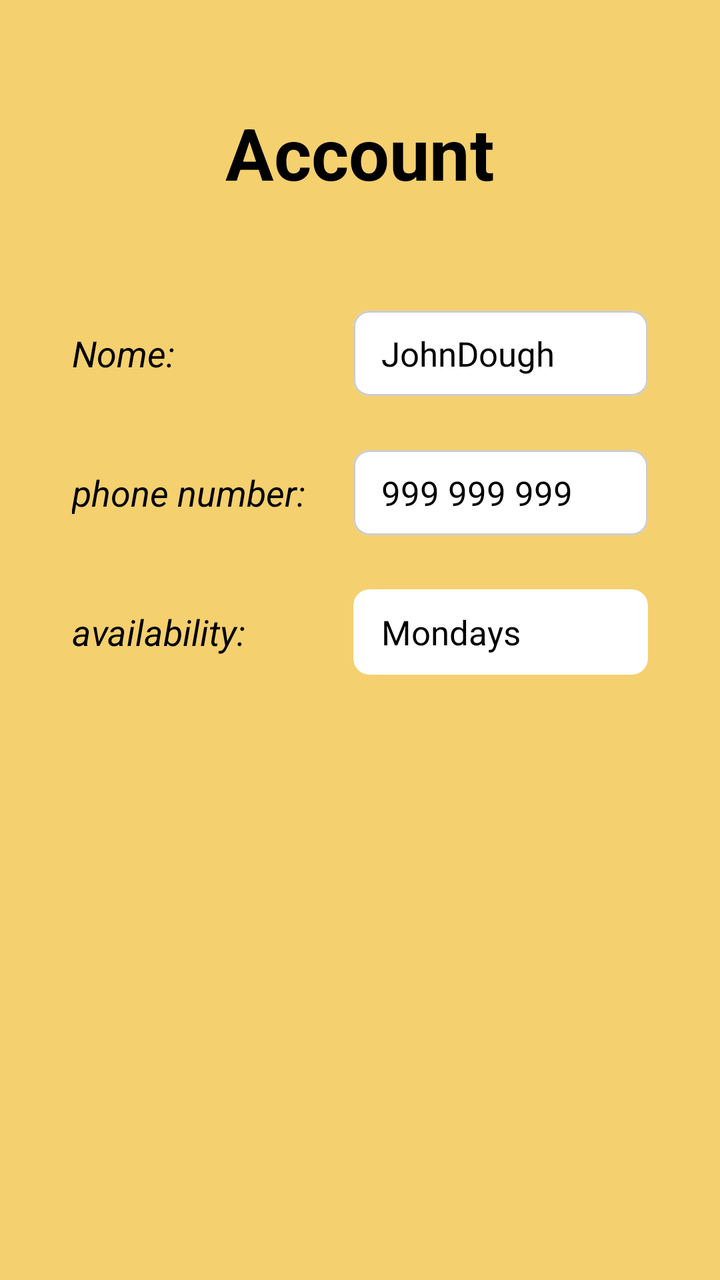
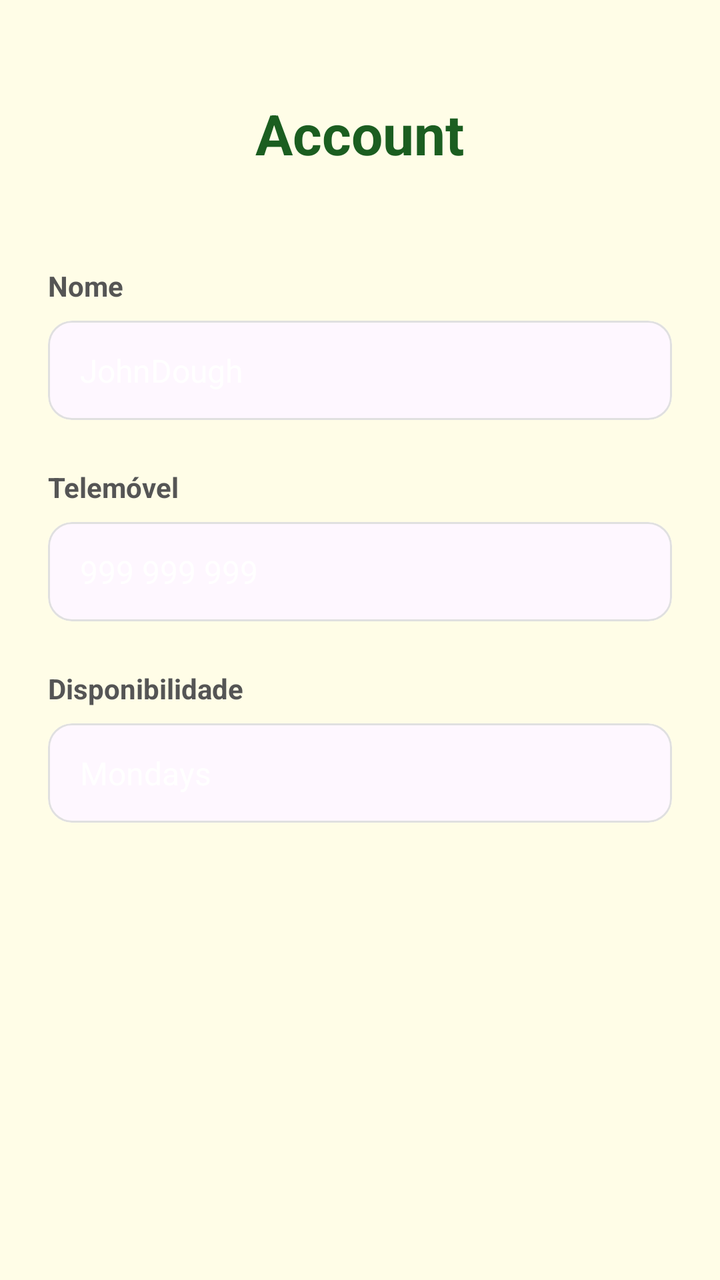

Screens rendered from an Android XML layout before and after an edit, with the pre-edit source and the edit as a unified diff.
<!-- AndroidManifest.xml: application theme Theme.PrimeiraApp -->
<!-- res/layout/activity_account_page.xml -->
<?xml version="1.0" encoding="utf-8"?>
<androidx.constraintlayout.widget.ConstraintLayout xmlns:android="http://schemas.android.com/apk/res/android"
    xmlns:app="http://schemas.android.com/apk/res-auto"
    xmlns:tools="http://schemas.android.com/tools"
    android:id="@+id/main"
    android:layout_width="match_parent"
    android:layout_height="match_parent"
    android:background="#F4D06F"
    android:padding="20dp"
    tools:context=".AccountPage">


    <TextView
        android:id="@+id/textView3"
        android:layout_width="wrap_content"
        android:layout_height="wrap_content"
        android:layout_marginTop="32dp"
        android:text="Account"
        android:textColor="@color/black"
        android:textSize="36sp"
        android:textStyle="bold"
        app:layout_constraintEnd_toEndOf="parent"
        app:layout_constraintStart_toStartOf="parent"
        app:layout_constraintTop_toTopOf="parent" />

    <TextView
        android:id="@+id/noMatter"
        android:layout_width="wrap_content"
        android:layout_height="wrap_content"
        android:layout_marginStart="16dp"
        android:layout_marginTop="64dp"
        android:text="Nome:"
        android:textColor="@color/black"
        android:textSize="18sp"
        android:textStyle="italic"
        app:layout_constraintStart_toStartOf="parent"
        app:layout_constraintTop_toBottomOf="@id/textView3" />

    <com.google.android.material.card.MaterialCardView
        android:id="@+id/cardName"
        android:layout_width="0dp"
        android:layout_height="wrap_content"
        android:layout_marginStart="24dp"
        android:layout_marginEnd="16dp"
        app:cardBackgroundColor="#FFFFFF"
        app:cardCornerRadius="8dp"
        app:cardElevation="0dp"
        app:strokeColor="#CCCCCC"
        app:strokeWidth="1dp"
        app:layout_constraintBottom_toBottomOf="@id/noMatter"
        app:layout_constraintEnd_toEndOf="parent"
        app:layout_constraintStart_toEndOf="@id/barrierLabels"
        app:layout_constraintTop_toTopOf="@id/noMatter">

        <TextView
            android:id="@+id/name"
            android:layout_width="match_parent"
            android:layout_height="wrap_content"
            android:paddingHorizontal="14dp"
            android:paddingVertical="10dp"
            android:text="JohnDough"
            android:textColor="@color/black"
            android:textSize="17sp" />
    </com.google.android.material.card.MaterialCardView>

    <TextView
        android:id="@+id/noMatter2"
        android:layout_width="wrap_content"
        android:layout_height="wrap_content"
        android:layout_marginStart="16dp"
        android:layout_marginTop="36dp"
        android:text="phone number:"
        android:textColor="@color/black"
        android:textSize="18sp"
        android:textStyle="italic"
        app:layout_constraintStart_toStartOf="parent"
        app:layout_constraintTop_toBottomOf="@id/cardName" />

    <com.google.android.material.card.MaterialCardView
        android:id="@+id/cardPhone"
        android:layout_width="0dp"
        android:layout_height="wrap_content"
        android:layout_marginStart="24dp"
        android:layout_marginEnd="16dp"
        app:cardBackgroundColor="#FFFFFF"
        app:cardCornerRadius="8dp"
        app:cardElevation="0dp"
        app:strokeColor="#CCCCCC"
        app:strokeWidth="1dp"
        app:layout_constraintBottom_toBottomOf="@id/noMatter2"
        app:layout_constraintEnd_toEndOf="parent"
        app:layout_constraintStart_toEndOf="@id/barrierLabels"
        app:layout_constraintTop_toTopOf="@id/noMatter2">

        <TextView
            android:id="@+id/phonenumber"
            android:layout_width="match_parent"
            android:layout_height="wrap_content"
            android:paddingHorizontal="14dp"
            android:paddingVertical="10dp"
            android:text="999 999 999"
            android:textColor="@color/black"
            android:textSize="17sp" />
    </com.google.android.material.card.MaterialCardView>

    <TextView
        android:id="@+id/noMatter3"
        android:layout_width="wrap_content"
        android:layout_height="wrap_content"
        android:layout_marginStart="16dp"
        android:layout_marginTop="36dp"
        android:text="availability:"
        android:textColor="@color/black"
        android:textSize="18sp"
        android:textStyle="italic"
        app:layout_constraintStart_toStartOf="parent"
        app:layout_constraintTop_toBottomOf="@id/cardPhone" />

    <com.google.android.material.card.MaterialCardView
        android:id="@+id/cardAvailability"
        android:layout_width="0dp"
        android:layout_height="wrap_content"
        android:layout_marginStart="24dp"
        android:layout_marginEnd="16dp"
        app:cardBackgroundColor="#FFFFFF"
        app:cardCornerRadius="8dp"
        app:cardElevation="0dp"
        app:strokeColor="#CCCCCC"
        app:strokeWidth="0dp"
        app:layout_constraintBottom_toBottomOf="@id/noMatter3"
        app:layout_constraintEnd_toEndOf="parent"
        app:layout_constraintStart_toEndOf="@id/barrierLabels"
        app:layout_constraintTop_toTopOf="@id/noMatter3">

        <TextView
            android:id="@+id/availability"
            android:layout_width="match_parent"
            android:layout_height="wrap_content"
            android:paddingHorizontal="14dp"
            android:paddingVertical="10dp"
            android:text="Mondays"
            android:textColor="@color/black"
            android:textSize="17sp" />
    </com.google.android.material.card.MaterialCardView>

    <androidx.constraintlayout.widget.Barrier
        android:id="@+id/barrierLabels"
        android:layout_width="wrap_content"
        android:layout_height="wrap_content"
        app:barrierDirection="end"
        app:constraint_referenced_ids="noMatter,noMatter2,noMatter3" />

</androidx.constraintlayout.widget.ConstraintLayout>
<!-- resources referenced by this layout -->
<resources>
  <color name="black">#FF000000</color>
  <style name="Theme.PrimeiraApp" parent="Base.Theme.PrimeiraApp" />
  <style name="Base.Theme.PrimeiraApp" parent="Theme.Material3.DayNight.NoActionBar">
          
          
      </style>
</resources>

<!-- the commit's change to res/layout/activity_account_page.xml (unified diff, before → after) -->
@@ -1,153 +1,139 @@
-<?xml version="1.0" encoding="utf-8"?>
-<androidx.constraintlayout.widget.ConstraintLayout xmlns:android="http://schemas.android.com/apk/res/android"
-    xmlns:app="http://schemas.android.com/apk/res-auto"
-    xmlns:tools="http://schemas.android.com/tools"
+<ScrollView xmlns:android="http://schemas.android.com/apk/res/android"
     android:id="@+id/main"
     android:layout_width="match_parent"
     android:layout_height="match_parent"
-    android:background="#F4D06F"
-    android:padding="20dp"
-    tools:context=".AccountPage">
+    android:background="@color/background"
+    android:fillViewport="true"
+    >
+
+    <LinearLayout
+        android:layout_width="match_parent"
+        android:layout_height="wrap_content"
+        android:orientation="vertical"
+        android:padding="24dp">
 
 
-    <TextView
-        android:id="@+id/textView3"
-        android:layout_width="wrap_content"
-        android:layout_height="wrap_content"
-        android:layout_marginTop="32dp"
-        android:text="Account"
-        android:textColor="@color/black"
-        android:textSize="36sp"
-        android:textStyle="bold"
-        app:layout_constraintEnd_toEndOf="parent"
-        app:layout_constraintStart_toStartOf="parent"
-        app:layout_constraintTop_toTopOf="parent" />
+        <TextView
+            android:layout_width="wrap_content"
+            android:layout_height="wrap_content"
+            android:layout_gravity="center_horizontal"
+            android:layout_marginTop="24dp"
+            android:text="Account"
+            android:textColor="@color/text_primary"
+            android:textSize="28sp"
+            android:textStyle="bold" />
 
-    <TextView
-        android:id="@+id/noMatter"
-        android:layout_width="wrap_content"
-        android:layout_height="wrap_content"
-        android:layout_marginStart="16dp"
-        android:layout_marginTop="64dp"
-        android:text="Nome:"
-        android:textColor="@color/black"
-        android:textSize="18sp"
-        android:textStyle="italic"
-        app:layout_constraintStart_toStartOf="parent"
-        app:layout_constraintTop_toBottomOf="@id/textView3" />
-
-    <com.google.android.material.card.MaterialCardView
-        android:id="@+id/cardName"
-        android:layout_width="0dp"
-        android:layout_height="wrap_content"
-        android:layout_marginStart="24dp"
-        android:layout_marginEnd="16dp"
-        app:cardBackgroundColor="#FFFFFF"
-        app:cardCornerRadius="8dp"
-        app:cardElevation="0dp"
-        app:strokeColor="#CCCCCC"
-        app:strokeWidth="1dp"
-        app:layout_constraintBottom_toBottomOf="@id/noMatter"
-        app:layout_constraintEnd_toEndOf="parent"
-        app:layout_constraintStart_toEndOf="@id/barrierLabels"
-        app:layout_constraintTop_toTopOf="@id/noMatter">
+        <View
+            android:layout_width="0dp"
+            android:layout_height="48dp" />
 
         <TextView
-            android:id="@+id/name"
+            android:layout_width="wrap_content"
+            android:layout_height="wrap_content"
+            android:text="Nome"
+            android:textColor="@color/text_secondary"
+            android:textSize="14sp"
+            android:textStyle="bold" />
+
+        <View
+            android:layout_width="0dp"
+            android:layout_height="8dp" />
+
+        <com.google.android.material.card.MaterialCardView
             android:layout_width="match_parent"
             android:layout_height="wrap_content"
-            android:paddingHorizontal="14dp"
-            android:paddingVertical="10dp"
-            android:text="JohnDough"
-            android:textColor="@color/black"
-            android:textSize="17sp" />
-    </com.google.android.material.card.MaterialCardView>
+            app:cardCornerRadius="12dp"
+            app:cardElevation="0dp"
+            app:strokeColor="#E0E0E0"
+            app:strokeWidth="1dp"
+            xmlns:app="http://schemas.android.com/apk/res-auto">
 
-    <TextView
-        android:id="@+id/noMatter2"
-        android:layout_width="wrap_content"
-        android:layout_height="wrap_content"
-        android:layout_marginStart="16dp"
-        android:layout_marginTop="36dp"
-        android:text="phone number:"
-        android:textColor="@color/black"
-        android:textSize="18sp"
-        android:textStyle="italic"
-        app:layout_constraintStart_toStartOf="parent"
-        app:layout_constraintTop_toBottomOf="@id/cardName" />
+            <TextView
+                android:id="@+id/name"
+                android:layout_width="match_parent"
+                android:layout_height="wrap_content"
+                android:paddingHorizontal="16dp"
+                android:paddingVertical="14dp"
+                android:text="JohnDough"
+                android:textColor="@color/white"
+                android:textSize="16sp" />
 
-    <com.google.android.material.card.MaterialCardView
-        android:id="@+id/cardPhone"
-        android:layout_width="0dp"
-        android:layout_height="wrap_content"
-        android:layout_marginStart="24dp"
-        android:layout_marginEnd="16dp"
-        app:cardBackgroundColor="#FFFFFF"
-        app:cardCornerRadius="8dp"
-        app:cardElevation="0dp"
-        app:strokeColor="#CCCCCC"
-        app:strokeWidth="1dp"
-        app:layout_constraintBottom_toBottomOf="@id/noMatter2"
-        app:layout_constraintEnd_toEndOf="parent"
-        app:layout_constraintStart_toEndOf="@id/barrierLabels"
-        app:layout_constraintTop_toTopOf="@id/noMatter2">
+        </com.google.android.material.card.MaterialCardView>
+
+        <View
+            android:layout_width="0dp"
+            android:layout_height="24dp" />
 
         <TextView
-            android:id="@+id/phonenumber"
+            android:layout_width="wrap_content"
+            android:layout_height="wrap_content"
+            android:text="Telemóvel"
+            android:textColor="@color/text_secondary"
+            android:textSize="14sp"
+            android:textStyle="bold" />
+
+        <View
+            android:layout_width="0dp"
+            android:layout_height="8dp" />
+
+        <com.google.android.material.card.MaterialCardView
             android:layout_width="match_parent"
             android:layout_height="wrap_content"
-            android:paddingHorizontal="14dp"
-            android:paddingVertical="10dp"
-            android:text="999 999 999"
-            android:textColor="@color/black"
-            android:textSize="17sp" />
-    </com.google.android.material.card.MaterialCardView>
+            app:cardCornerRadius="12dp"
+            app:cardElevation="0dp"
+            app:strokeColor="#E0E0E0"
+            app:strokeWidth="1dp"
+            xmlns:app="http://schemas.android.com/apk/res-auto">
 
-    <TextView
-        android:id="@+id/noMatter3"
-        android:layout_width="wrap_content"
-        android:layout_height="wrap_content"
-        android:layout_marginStart="16dp"
-        android:layout_marginTop="36dp"
-        android:text="availability:"
-        android:textColor="@color/black"
-        android:textSize="18sp"
-        android:textStyle="italic"
-        app:layout_constraintStart_toStartOf="parent"
-        app:layout_constraintTop_toBottomOf="@id/cardPhone" />
+            <TextView
+                android:id="@+id/phonenumber"
+                android:layout_width="match_parent"
+                android:layout_height="wrap_content"
+                android:paddingHorizontal="16dp"
+                android:paddingVertical="14dp"
+                android:text="999 999 999"
+                android:textColor="@color/white"
+                android:textSize="16sp" />
 
-    <com.google.android.material.card.MaterialCardView
-        android:id="@+id/cardAvailability"
-        android:layout_width="0dp"
-        android:layout_height="wrap_content"
-        android:layout_marginStart="24dp"
-        android:layout_marginEnd="16dp"
-        app:cardBackgroundColor="#FFFFFF"
-        app:cardCornerRadius="8dp"
-        app:cardElevation="0dp"
-        app:strokeColor="#CCCCCC"
-        app:strokeWidth="0dp"
-        app:layout_constraintBottom_toBottomOf="@id/noMatter3"
-        app:layout_constraintEnd_toEndOf="parent"
-        app:layout_constraintStart_toEndOf="@id/barrierLabels"
-        app:layout_constraintTop_toTopOf="@id/noMatter3">
+        </com.google.android.material.card.MaterialCardView>
+
+        <View
+            android:layout_width="0dp"
+            android:layout_height="24dp" />
 
         <TextView
-            android:id="@+id/availability"
+            android:layout_width="wrap_content"
+            android:layout_height="wrap_content"
+            android:text="Disponibilidade"
+            android:textColor="@color/text_secondary"
+            android:textSize="14sp"
+            android:textStyle="bold" />
+
+        <View
+            android:layout_width="0dp"
+            android:layout_height="8dp" />
+
+        <com.google.android.material.card.MaterialCardView
             android:layout_width="match_parent"
             android:layout_height="wrap_content"
-            android:paddingHorizontal="14dp"
-            android:paddingVertical="10dp"
-            android:text="Mondays"
-            android:textColor="@color/black"
-            android:textSize="17sp" />
-    </com.google.android.material.card.MaterialCardView>
+            app:cardCornerRadius="12dp"
+            app:cardElevation="0dp"
+            app:strokeColor="#E0E0E0"
+            app:strokeWidth="1dp"
+            xmlns:app="http://schemas.android.com/apk/res-auto">
 
-    <androidx.constraintlayout.widget.Barrier
-        android:id="@+id/barrierLabels"
-        android:layout_width="wrap_content"
-        android:layout_height="wrap_content"
-        app:barrierDirection="end"
-        app:constraint_referenced_ids="noMatter,noMatter2,noMatter3" />
+            <TextView
+                android:id="@+id/availability"
+                android:layout_width="match_parent"
+                android:layout_height="wrap_content"
+                android:paddingHorizontal="16dp"
+                android:paddingVertical="14dp"
+                android:text="Mondays"
+                android:textColor="@color/white"
+                android:textSize="16sp" />
 
-</androidx.constraintlayout.widget.ConstraintLayout>
+        </com.google.android.material.card.MaterialCardView>
+
+    </LinearLayout>
+
+</ScrollView>
<!-- resource entries referenced after the edit -->
@@ -1,10 +1,23 @@
 <!-- resources referenced by this layout -->
 <resources>
-  <color name="black">#FF000000</color>
+  <color name="background">#FFFDE7</color>
+  <color name="text_primary">#1B5E20</color>
+  <color name="text_secondary">#555555</color>
+  <color name="white">#FFFFFFFF</color>
   <style name="Theme.PrimeiraApp" parent="Base.Theme.PrimeiraApp" />
   <style name="Base.Theme.PrimeiraApp" parent="Theme.Material3.DayNight.NoActionBar">
-          
-          
+          <item name="colorPrimary">@color/primary</item>
+          <item name="colorOnPrimary">@color/on_primary</item>
+          <item name="colorPrimaryContainer">@color/primary_container</item>
+          <item name="colorSecondary">@color/secondary</item>
+          <item name="colorOnSecondary">@color/on_secondary</item>
+          <item name="android:statusBarColor">@color/secondary</item>
+          <item name="android:windowBackground">@color/background</item>
       </style>
+  <color name="primary">#F5C518</color>
+  <color name="on_primary">#1B5E20</color>
+  <color name="primary_container">#FFFDE7</color>
+  <color name="secondary">#1B5E20</color>
+  <color name="on_secondary">#FFFFFF</color>
 </resources>
 
